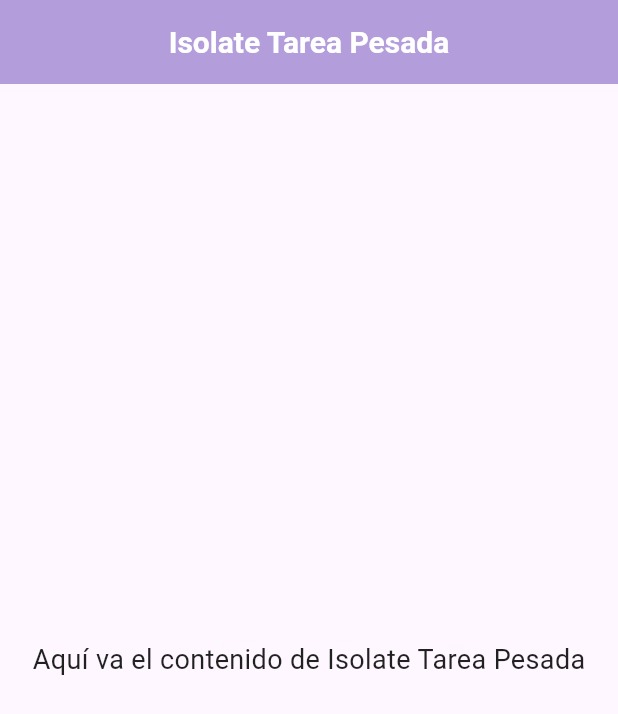
After one commit to SofiaToro018/talleres_moviles, a Flutter app: the IsolateView screen opened by its route, on a phone screen of 412 x 824 dp. The commit adds this screen. Shown: the top 714 px of the screen. Run offline on Flutter 3.47's test engine with Material 3 defaults, Android fonts, the phone set to English and light mode, and no system bars; our stand-ins replace go_router; Roboto replaces fonts that are missing (Montserrat).

Commit message:
feat: agregar nuevas pantallas FutureView e IsolateView y ajustar la navegacion

```diff
--- a/lib/routes/app_router.dart
+++ b/lib/routes/app_router.dart
@@ -1,8 +1,11 @@
 import 'package:go_router/go_router.dart';
-import '../widgets/tabbar.dart';
 import '../view/paso_parametros/detalle_screen.dart';
 import '../view/ciclo_vida/ciclo_vida_screen.dart';
+import '../view/paso_parametros/paso_parametros_screen.dart';
+
 import '../view/home/home_screen.dart';
+import '../view/future/future_view.dart';
+import '../view/isolate/isolate_view.dart';
 
 final GoRouter appRouter = GoRouter(
   routes: [
--- a/lib/view/home/home_screen.dart
+++ b/lib/view/home/home_screen.dart
@@ -1,6 +1,4 @@
 import 'package:flutter/material.dart';
-import 'package:go_router/go_router.dart';
-import '../../themes/app_theme.dart';
 import '../../widgets/custom_drawer.dart';
 
 class HomeScreen extends StatelessWidget {
--- /dev/null
+++ b/lib/view/isolate/isolate_view.dart
@@ -0,0 +1,23 @@
+import 'package:flutter/material.dart';
+
+class IsolateView extends StatefulWidget {
+  const IsolateView({super.key});
+
+  @override
+  State<IsolateView> createState() => _IsolateViewState();
+}
+
+class _IsolateViewState extends State<IsolateView> {
+  @override
+  Widget build(BuildContext context) {
+    return Scaffold(
+      appBar: AppBar(title: const Text('Isolate Tarea Pesada')),
+      body: const Center(
+        child: Text(
+          'Aquí va el contenido de Isolate Tarea Pesada',
+          style: TextStyle(fontSize: 18),
+        ),
+      ),
+    );
+  }
+}
--- a/lib/view/paso_parametros/paso_parametros_screen.dart
+++ b/lib/view/paso_parametros/paso_parametros_screen.dart
@@ -1,5 +1,6 @@
 import 'package:flutter/material.dart';
 import 'package:go_router/go_router.dart';
+import 'package:talleres_moviles/widgets/custom_drawer.dart';
 
 /// PasoParametrosScreen - Pantalla para ingresar y enviar parámetros
 /// Permite ingresar un valor y enviarlo a DetalleScreen usando go, push y replace.
@@ -63,6 +64,7 @@ class _PasoParametrosScreenState extends State<PasoParametrosScreen> {
   @override
   Widget build(BuildContext context) {
     return Scaffold(
+      drawer: const CustomDrawer(),
       body: Padding(
         padding: const EdgeInsets.all(16.0),
         child: Column(
@@ -101,7 +103,7 @@ class _PasoParametrosScreenState extends State<PasoParametrosScreen> {
       floatingActionButton: FloatingActionButton(
         onPressed: limpiarCampo,
         backgroundColor: Colors.purple,
-        child: const Icon(Icons.cleaning_services),
+        //child: const Icon(Icons.cleaning_services),
         tooltip: 'Limpiar campo',
       ),
     );
```
Also changed, not shown: lib/view/ciclo_vida/ciclo_vida_screen.dart (+4 -6 lines), lib/view/future/future_view.dart (added, +23 -0 lines).
